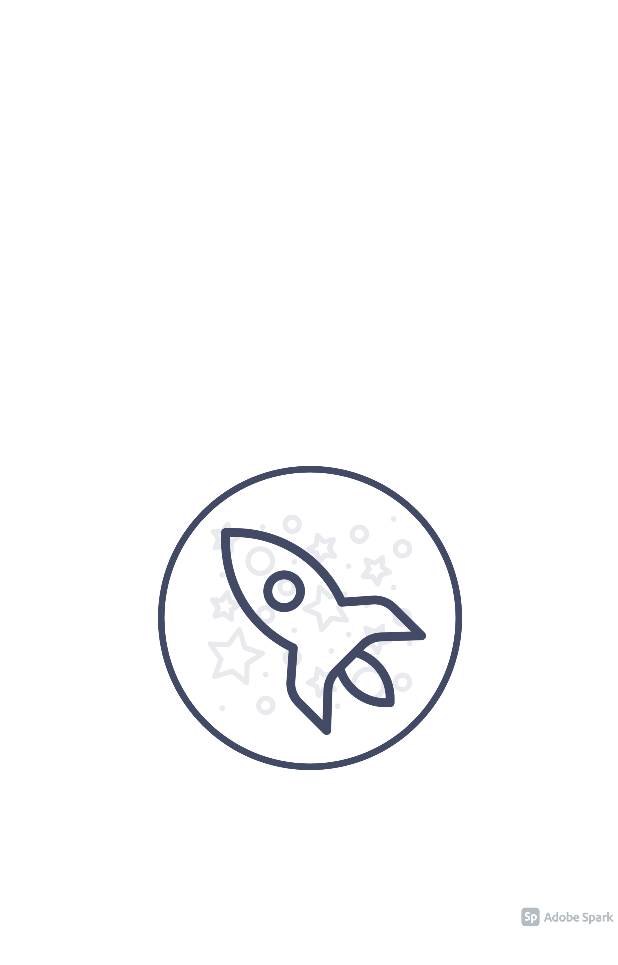
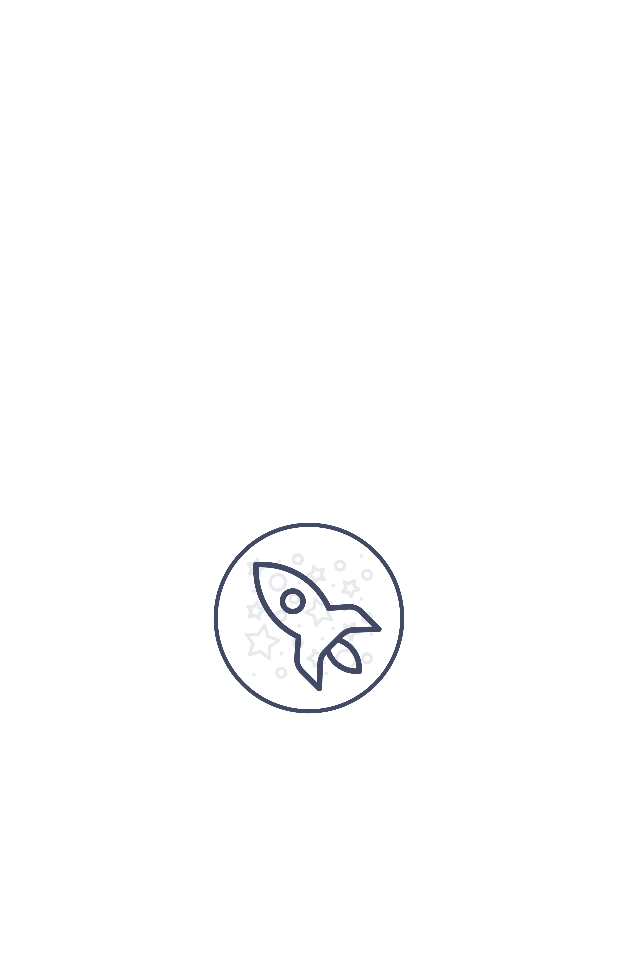
Before and after one commit to IAmShaarawy/Voyage, an Android app built with Jetpack Compose: the screen it shows after launch (MainActivity), on a phone screen of 412 x 824 dp. Shown: the top 965 px of the screen. Run offline under Robolectric (Android 15) with nearby library versions, the phone set to English and light mode, and no system bars; our stand-ins replace Dagger/Hilt's generated code.

Commit message:
upgrade gradle use java 11 use android 12 splash library

```diff
--- a/app/build.gradle.kts
+++ b/app/build.gradle.kts
@@ -39,8 +39,8 @@ android {
         }
     }
     compileOptions {
-        sourceCompatibility = JavaVersion.VERSION_1_8
-        targetCompatibility = JavaVersion.VERSION_1_8
+        sourceCompatibility = JavaVersion.VERSION_11
+        targetCompatibility = JavaVersion.VERSION_11
     }
     kotlinOptions {
         jvmTarget = "1.8"
@@ -94,4 +94,5 @@ dependencies {
     androidTestImplementation("com.google.dagger:hilt-android-testing:$hiltVersion")
     kaptAndroidTest("com.google.dagger:hilt-android-compiler:$hiltVersion")
     testImplementation("org.robolectric:robolectric:4.6")
+    implementation("androidx.core:core-splashscreen:1.0.0-alpha02")
 }
--- a/app/src/main/AndroidManifest.xml
+++ b/app/src/main/AndroidManifest.xml
@@ -11,24 +11,24 @@
         android:label="@string/app_name"
         android:roundIcon="@mipmap/ic_launcher_round"
         android:supportsRtl="true"
-        android:theme="@style/Theme.Voyage">
+        android:theme="@style/Theme.Voyage.Starting">
         <activity
             android:name=".MainActivity"
             android:exported="true"
             android:label="@string/app_name"
-            android:theme="@style/Theme.Voyage.NoActionBar">
+            android:theme="@style/Theme.Voyage.Starting">
             <intent-filter>
                 <action android:name="android.intent.action.MAIN" />
 
                 <category android:name="android.intent.category.LAUNCHER" />
             </intent-filter>
         </activity>
+
         <provider
             android:name="androidx.startup.InitializationProvider"
             android:authorities="${applicationId}.androidx-startup"
             android:exported="false"
             tools:node="merge">
-            <!-- This entry makes ExampleLoggerInitializer discoverable. -->
             <meta-data
                 android:name="dev.shaarawy.voyage.app.initializers.LogCatInitializer"
                 android:value="androidx.startup" />
--- a/app/src/main/kotlin/dev/shaarawy/voyage/MainActivity.kt
+++ b/app/src/main/kotlin/dev/shaarawy/voyage/MainActivity.kt
@@ -5,25 +5,29 @@ import android.os.Bundle
 import androidx.activity.ComponentActivity
 import androidx.activity.compose.setContent
 import androidx.compose.foundation.Image
-import androidx.compose.foundation.layout.*
+import androidx.compose.foundation.layout.Arrangement
+import androidx.compose.foundation.layout.Column
+import androidx.compose.foundation.layout.fillMaxSize
+import androidx.compose.foundation.layout.size
 import androidx.compose.material.MaterialTheme
 import androidx.compose.material.Surface
 import androidx.compose.runtime.Composable
+import androidx.compose.ui.Alignment
 import androidx.compose.ui.Modifier
 import androidx.compose.ui.res.painterResource
 import androidx.compose.ui.tooling.preview.Preview
+import androidx.compose.ui.unit.dp
+import androidx.core.splashscreen.SplashScreen.Companion.installSplashScreen
 import dagger.hilt.android.AndroidEntryPoint
 import dev.shaarawy.voyage.ui.theme.VoyageTheme
 import kotlinx.coroutines.CoroutineScope
 import kotlinx.coroutines.MainScope
-import logcat.LogPriority
-import logcat.logcat
 
 @AndroidEntryPoint
 class MainActivity : ComponentActivity(), CoroutineScope by MainScope() {
     override fun onCreate(savedInstanceState: Bundle?) {
         super.onCreate(savedInstanceState)
-        logcat(LogPriority.ERROR) { "First log" }
+        installSplashScreen()
         setContent {
             VoyageTheme {
                 // A surface container using the 'background' color from the theme
@@ -37,15 +41,21 @@ class MainActivity : ComponentActivity(), CoroutineScope by MainScope() {
 
 @Composable
 fun Logo() {
-    Column(modifier = Modifier.fillMaxHeight(),verticalArrangement = Arrangement.Center) {
-        Image(painter = painterResource(id = R.drawable.voyage_logo_trans),
+    Column(
+        modifier = Modifier.fillMaxSize(),
+        verticalArrangement = Arrangement.Center,
+        horizontalAlignment = Alignment.CenterHorizontally
+    ) {
+        Image(
+            painter = painterResource(id = R.drawable.voyage_logo_trans),
             contentDescription = "logo",
-            modifier = Modifier.fillMaxWidth())
+            modifier = Modifier.size(128.dp)
+        )
     }
 
 }
 
-@Preview(showBackground = true)
+@Preview(showBackground = true,showSystemUi = true)
 @Composable
 fun DefaultPreview() {
     VoyageTheme {
--- /dev/null
+++ b/app/src/main/res/drawable-v31/splash.xml
@@ -0,0 +1,9 @@
+<?xml version="1.0" encoding="utf-8"?>
+<layer-list xmlns:android="http://schemas.android.com/apk/res/android">
+    <item android:drawable="@color/primary" />
+    <item
+        android:width="108dp"
+        android:height="108dp"
+        android:drawable="@drawable/voyage_logo_trans"
+        android:gravity="center" />
+</layer-list>
--- /dev/null
+++ b/app/src/main/res/drawable/splash.xml
@@ -0,0 +1,9 @@
+<?xml version="1.0" encoding="utf-8"?>
+<layer-list xmlns:android="http://schemas.android.com/apk/res/android">
+    <item android:drawable="@color/primary" />
+    <item
+        android:width="192dp"
+        android:height="192dp"
+        android:drawable="@drawable/voyage_logo_trans"
+        android:gravity="center" />
+</layer-list>
--- a/app/src/main/res/values-night/themes.xml
+++ b/app/src/main/res/values-night/themes.xml
@@ -1,5 +1,14 @@
 <resources xmlns:tools="http://schemas.android.com/tools">
     <!-- Base application theme. -->
+    <style name="Theme.Voyage.Starting" parent="Theme.SplashScreen">
+        <item name="android:windowBackground">@drawable/splash</item>
+        <item name="android:windowSplashScreenBackground" tools:targetApi="s">@color/primary</item>
+        <item name="android:windowSplashScreenAnimatedIcon" tools:targetApi="s">
+            @drawable/splash
+        </item>
+        <item name="postSplashScreenTheme">@style/Theme.Voyage</item>
+    </style>
+
     <style name="Theme.Voyage" parent="Theme.MaterialComponents.DayNight.DarkActionBar">
         <!-- Primary brand color. -->
         <item name="colorPrimary">@color/primary</item>
@@ -10,13 +19,6 @@
         <item name="colorSecondaryVariant">@color/secondary</item>
         <item name="colorOnSecondary">@color/black</item>
         <!-- Status bar color. -->
-        <item name="android:statusBarColor" tools:targetApi="l">?attr/colorPrimaryVariant</item>
-        <!-- Customize your theme here. -->
-        <item name="android:windowSplashScreenBackground" tools:targetApi="s">@color/primary</item>
-        <item name="android:windowSplashScreenAnimatedIcon" tools:targetApi="s">
-            @drawable/voyage_logo_trans
-        </item>
-
-        <!--        <item name="android:windowSplashScreenBrandingImage"></item>-->
+        <item name="android:statusBarColor">?attr/colorPrimaryVariant</item>
     </style>
 </resources>
--- a/app/src/main/res/values/themes.xml
+++ b/app/src/main/res/values/themes.xml
@@ -1,5 +1,14 @@
 <resources xmlns:tools="http://schemas.android.com/tools">
     <!-- Base application theme. -->
+    <style name="Theme.Voyage.Starting" parent="Theme.SplashScreen">
+        <item name="android:windowBackground">@drawable/splash</item>
+        <item name="android:windowSplashScreenBackground" tools:targetApi="s">@color/primary</item>
+        <item name="android:windowSplashScreenAnimatedIcon" tools:targetApi="s">
+            @drawable/splash
+        </item>
+        <item name="postSplashScreenTheme">@style/Theme.Voyage</item>
+    </style>
+
     <style name="Theme.Voyage" parent="Theme.MaterialComponents.DayNight.DarkActionBar">
         <!-- Primary brand color. -->
         <item name="colorPrimary">@color/primary</item>
@@ -10,10 +19,7 @@
         <item name="colorSecondaryVariant">@color/secondary</item>
         <item name="colorOnSecondary">@color/black</item>
         <!-- Status bar color. -->
-        <item name="android:statusBarColor" tools:targetApi="l">?attr/colorPrimaryVariant</item>
-        <!-- Customize your theme here. -->
-        <item name="android:windowSplashScreenBackground" tools:targetApi="s">@color/primary</item>
-        <item name="android:windowSplashScreenAnimatedIcon" tools:targetApi="s">@drawable/voyage_logo_trans</item>
+        <item name="android:statusBarColor">?attr/colorPrimaryVariant</item>
     </style>
 
     <style name="Theme.Voyage.NoActionBar">
--- a/build.gradle.kts
+++ b/build.gradle.kts
@@ -13,7 +13,7 @@ buildscript {
         mavenCentral()
     }
     dependencies {
-        classpath("com.android.tools.build:gradle:7.0.2")
+        classpath("com.android.tools.build:gradle:7.0.3")
         classpath("org.jetbrains.kotlin:kotlin-gradle-plugin:1.5.30")
         classpath("com.google.dagger:hilt-android-gradle-plugin:2.38.1")
     }
```
Also changed, not shown: app/src/main/res/drawable-night/voyage_logo_trans.png, app/src/main/res/drawable/voyage_logo_trans.png.
